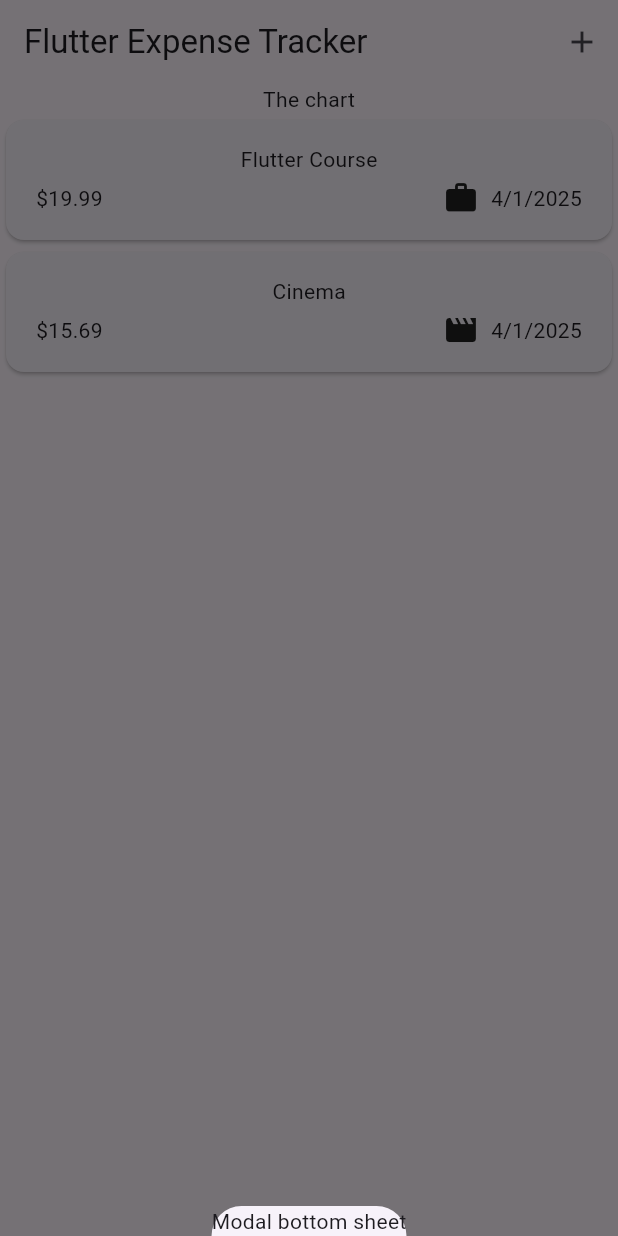
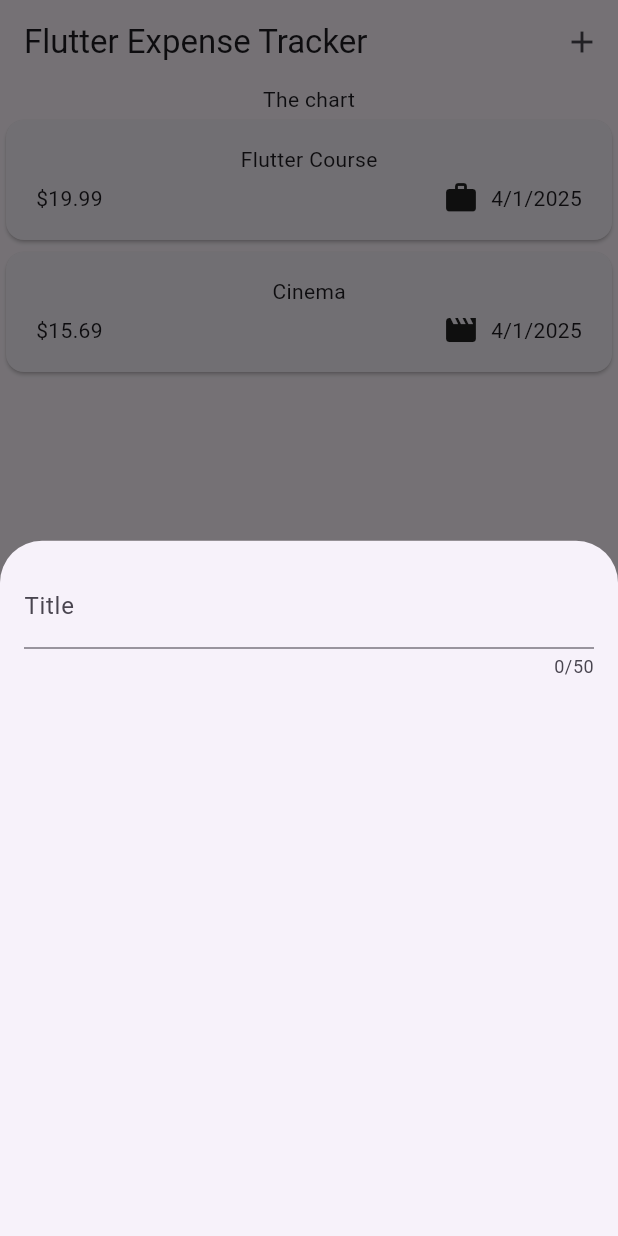
Before and after one commit to HazeyWazy/expense-tracker, a Flutter app: the screen it shows after launch, after a tap on the "add" icon, on a phone screen of 412 x 824 dp. Run offline on Flutter 3.47's test engine with Material 3 defaults, Android fonts, the phone set to English and light mode, and no system bars.

Commit message:
Handle user text input with the TextField widget

```diff
--- a/lib/widgets/expenses.dart
+++ b/lib/widgets/expenses.dart
@@ -1,6 +1,7 @@
 import 'package:flutter/material.dart';
 import 'package:expense_tracker/models/expense.dart';
 import 'package:expense_tracker/widgets/expenses_list/expenses_list.dart';
+import 'package:expense_tracker/widgets/new_expense.dart';
 
 class Expenses extends StatefulWidget {
   const Expenses({super.key});
@@ -30,7 +31,7 @@ class _ExpensesState extends State<Expenses> {
   void _openAddExpenseOverlay() {
     showModalBottomSheet(
       context: context,
-      builder: (ctx) => const Text('Modal bottom sheet'),
+      builder: (ctx) => const NewExpense(),
     );
   }
 
--- /dev/null
+++ b/lib/widgets/new_expense.dart
@@ -0,0 +1,29 @@
+import 'package:flutter/material.dart';
+
+class NewExpense extends StatefulWidget {
+  const NewExpense({super.key});
+
+  @override
+  State<NewExpense> createState() {
+    return _NewExpenseState();
+  }
+}
+
+class _NewExpenseState extends State<NewExpense> {
+  @override
+  Widget build(BuildContext context) {
+    return const Padding(
+      padding: EdgeInsets.all(16),
+      child: Column(
+        children: [
+          TextField(
+            maxLength: 50,
+            decoration: InputDecoration(
+              label: Text('Title'),
+            ),
+          ),
+        ],
+      ),
+    );
+  }
+}
```
